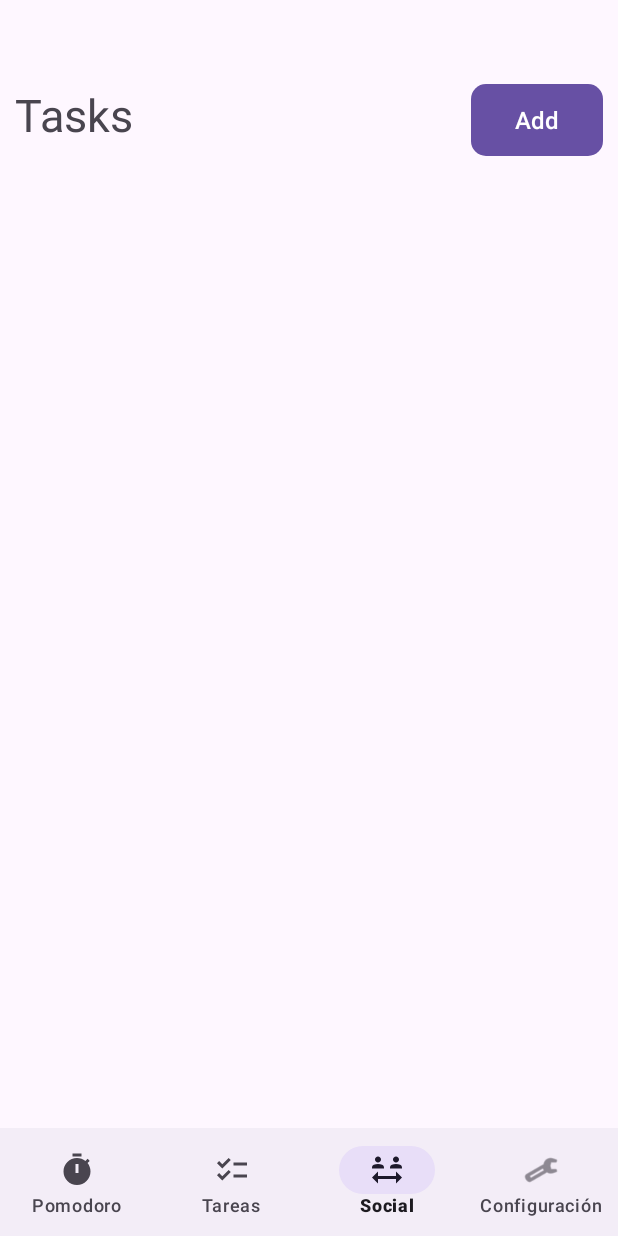
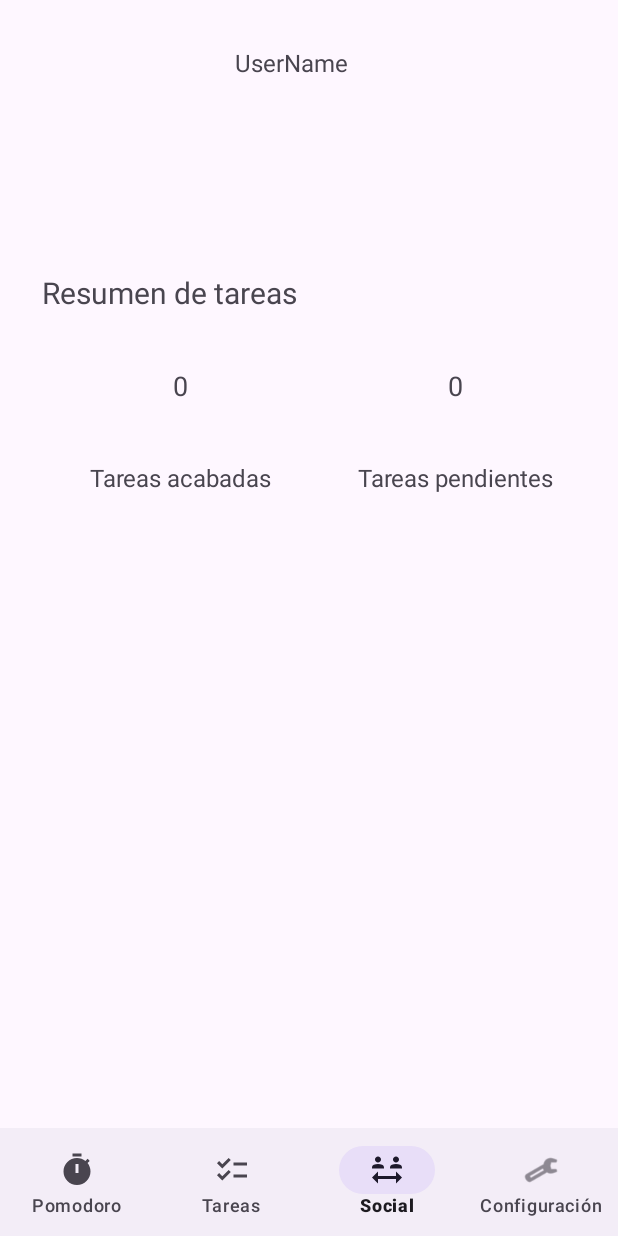
Before and after one commit to pelazas/ProductivityApp, an Android app: the screen it shows after launch (MainActivity), item 3 of the bottom bar chosen, on a phone screen of 412 x 824 dp. Run offline under Robolectric (Android 15) with nearby library versions, the phone set to English and light mode, and no system bars; our stand-ins replace Room's generated code.

Commit message:
Consultas para saber cuantas tareas hay acabas y cuantas no

```diff
--- a/app/src/main/java/com/example/productivityapp/model/TaskDAO.java
+++ b/app/src/main/java/com/example/productivityapp/model/TaskDAO.java
@@ -26,6 +26,9 @@ public interface TaskDAO {
     @Query("select * from todos where state like :state")
     List<ToDo> getAllActive(String state);
 
+    @Query("select * from todos where state like 'FINISHED'")
+    List<ToDo> getAllFinished();
+
     @Query("update todos set state= :state where id= :tareaId")
     void updateFromRemove(int tareaId, String state);
 }
--- /dev/null
+++ b/app/src/main/java/com/example/productivityapp/presentacion/social/SocialFragment.java
@@ -0,0 +1,47 @@
+package com.example.productivityapp.presentacion.social;
+
+import android.content.Context;
+import android.os.Bundle;
+
+import androidx.fragment.app.Fragment;
+
+import android.view.LayoutInflater;
+import android.view.View;
+import android.view.ViewGroup;
+import android.widget.TextView;
+
+import com.example.productivityapp.R;
+import com.example.productivityapp.model.AppDatabase;
+import com.example.productivityapp.model.ToDo;
+import com.example.productivityapp.presentacion.MainActivity;
+
+import java.util.List;
+
+public class SocialFragment extends Fragment {
+    private AppDatabase appDatabase;
+    private TextView txAcabadas;
+    private TextView txNoAcabadas;
+
+    public SocialFragment() {}
+
+    @Override
+    public View onCreateView(LayoutInflater inflater, ViewGroup container,
+                             Bundle savedInstanceState) {
+        // Inflate the layout for this fragment
+        View root = inflater.inflate(R.layout.fragment_social, container, false);
+
+        appDatabase = AppDatabase.getDatabase(requireContext());
+        txAcabadas = root.findViewById(R.id.txNumTareasAcabadas);
+        txNoAcabadas = root.findViewById(R.id.txNumTareasNoAcabadas);
+        cargarValores();
+
+        return root;
+    }
+
+    private void cargarValores(){
+        List<ToDo> tareasAcabadas = appDatabase.getTaskDAO().getAllActive("TO_DO");
+        txAcabadas.setText(tareasAcabadas.size()+"");
+        List<ToDo> tareasNoAcabadas = appDatabase.getTaskDAO().getAllFinished();
+        txNoAcabadas.setText(tareasNoAcabadas.size()+"");
+    }
+}
--- a/app/src/main/java/com/example/productivityapp/presentacion/toDo/AddToDoActivity.java
+++ b/app/src/main/java/com/example/productivityapp/presentacion/toDo/AddToDoActivity.java
@@ -28,7 +28,6 @@ import java.util.Map;
 public class AddToDoActivity extends AppCompatActivity {
 
     private AppDatabase appDatabase;
-
     private EditText txTitulo;
     private EditText txDescripcion;
     private EditText txFechaLimite;
--- a/app/src/main/java/com/example/productivityapp/presentacion/toDo/ToDoFragment.java
+++ b/app/src/main/java/com/example/productivityapp/presentacion/toDo/ToDoFragment.java
@@ -27,9 +27,7 @@ public class ToDoFragment extends Fragment {
     private List<ToDo> todos;
     public static final String TODO_SELECTED = "todo_selected";
 
-    public ToDoFragment() {
-
-    }
+    public ToDoFragment() {}
 
     @Override
     public View onCreateView(LayoutInflater inflater, ViewGroup container,
--- a/app/src/main/res/layout/activity_social.xml
+++ /dev/null
@@ -1,9 +0,0 @@
-<?xml version="1.0" encoding="utf-8"?>
-<androidx.constraintlayout.widget.ConstraintLayout xmlns:android="http://schemas.android.com/apk/res/android"
-    xmlns:app="http://schemas.android.com/apk/res-auto"
-    xmlns:tools="http://schemas.android.com/tools"
-    android:layout_width="match_parent"
-    android:layout_height="match_parent"
-    tools:context=".SocialActivity">
-
-</androidx.constraintlayout.widget.ConstraintLayout>
--- /dev/null
+++ b/app/src/main/res/layout/fragment_social.xml
@@ -0,0 +1,110 @@
+<?xml version="1.0" encoding="utf-8"?>
+<androidx.constraintlayout.widget.ConstraintLayout xmlns:android="http://schemas.android.com/apk/res/android"
+    xmlns:app="http://schemas.android.com/apk/res-auto"
+    xmlns:tools="http://schemas.android.com/tools"
+    android:layout_width="match_parent"
+    android:layout_height="match_parent"
+    tools:context=".presentacion.social.SocialFragment">
+
+    <ImageView
+        android:id="@+id/imageView2"
+        android:layout_width="112dp"
+        android:layout_height="107dp"
+        android:layout_marginStart="28dp"
+        android:contentDescription="profile photo"
+        app:layout_constraintBottom_toBottomOf="parent"
+        app:layout_constraintStart_toStartOf="parent"
+        app:layout_constraintTop_toTopOf="parent"
+        app:layout_constraintVertical_bias="0.048"
+        tools:src="@tools:sample/avatars" />
+
+    <TextView
+        android:id="@+id/txUserName"
+        android:layout_width="203dp"
+        android:layout_height="40dp"
+        android:layout_marginEnd="48dp"
+        android:text="UserName"
+        android:textSize="16sp"
+        app:layout_constraintBottom_toBottomOf="parent"
+        app:layout_constraintEnd_toEndOf="parent"
+        app:layout_constraintHorizontal_bias="0.8"
+        app:layout_constraintStart_toEndOf="@+id/imageView2"
+        app:layout_constraintTop_toTopOf="parent"
+        app:layout_constraintVertical_bias="0.043" />
+
+    <TextView
+        android:id="@+id/txResumenTareas"
+        android:layout_width="257dp"
+        android:layout_height="36dp"
+        android:text="Resumen de tareas"
+        android:textSize="20sp"
+        app:layout_constraintBottom_toBottomOf="parent"
+        app:layout_constraintEnd_toEndOf="parent"
+        app:layout_constraintHorizontal_bias="0.181"
+        app:layout_constraintStart_toStartOf="parent"
+        app:layout_constraintTop_toTopOf="parent"
+        app:layout_constraintVertical_bias="0.253" />
+
+    <LinearLayout
+        android:id="@+id/layoutResumenTareas"
+        android:layout_width="366dp"
+        android:layout_height="122dp"
+        app:layout_constraintBottom_toBottomOf="parent"
+        app:layout_constraintEnd_toEndOf="parent"
+        app:layout_constraintHorizontal_bias="0.622"
+        app:layout_constraintStart_toStartOf="parent"
+        app:layout_constraintTop_toBottomOf="@+id/txResumenTareas"
+        app:layout_constraintVertical_bias="0.0">
+
+        <LinearLayout
+            android:id="@+id/layoutTareasAcabadas"
+            android:layout_width="183dp"
+            android:layout_height="122dp"
+            android:orientation="vertical">
+
+            <TextView
+                android:id="@+id/txNumTareasAcabadas"
+                android:layout_width="match_parent"
+                android:layout_height="80dp"
+                android:gravity="center"
+                android:text="TextView"
+                android:textSize="18sp" />
+
+            <TextView
+                android:id="@+id/txTareasAcabadas"
+                android:layout_width="match_parent"
+                android:layout_height="42dp"
+                android:gravity="center"
+                android:text="Tareas acabadas"
+                android:textSize="16sp" />
+
+        </LinearLayout>
+
+        <LinearLayout
+            android:id="@+id/layoutTareasNoAcabadas"
+            android:layout_width="183dp"
+            android:layout_height="122dp"
+            android:orientation="vertical">
+
+            <TextView
+                android:id="@+id/txNumTareasNoAcabadas"
+                android:layout_width="match_parent"
+                android:layout_height="80dp"
+                android:gravity="center"
+                android:text="TextView"
+                android:textSize="18sp" />
+
+            <TextView
+                android:id="@+id/txTareasNoAcabadas"
+                android:layout_width="match_parent"
+                android:layout_height="42dp"
+                android:gravity="center"
+                android:text="Tareas pendientes"
+                android:textSize="16sp" />
+
+        </LinearLayout>
+
+
+    </LinearLayout>
+
+</androidx.constraintlayout.widget.ConstraintLayout>
--- a/app/src/main/res/menu/bottom_nav_menu.xml
+++ b/app/src/main/res/menu/bottom_nav_menu.xml
@@ -15,9 +15,7 @@
     <item
         android:id="@+id/nav_social"
         android:icon="@drawable/baseline_social_distance_24"
-        android:title="Social"
-        />
-
+        android:title="Social" />
 
     <item
         android:id="@+id/nav_configuration"
```
